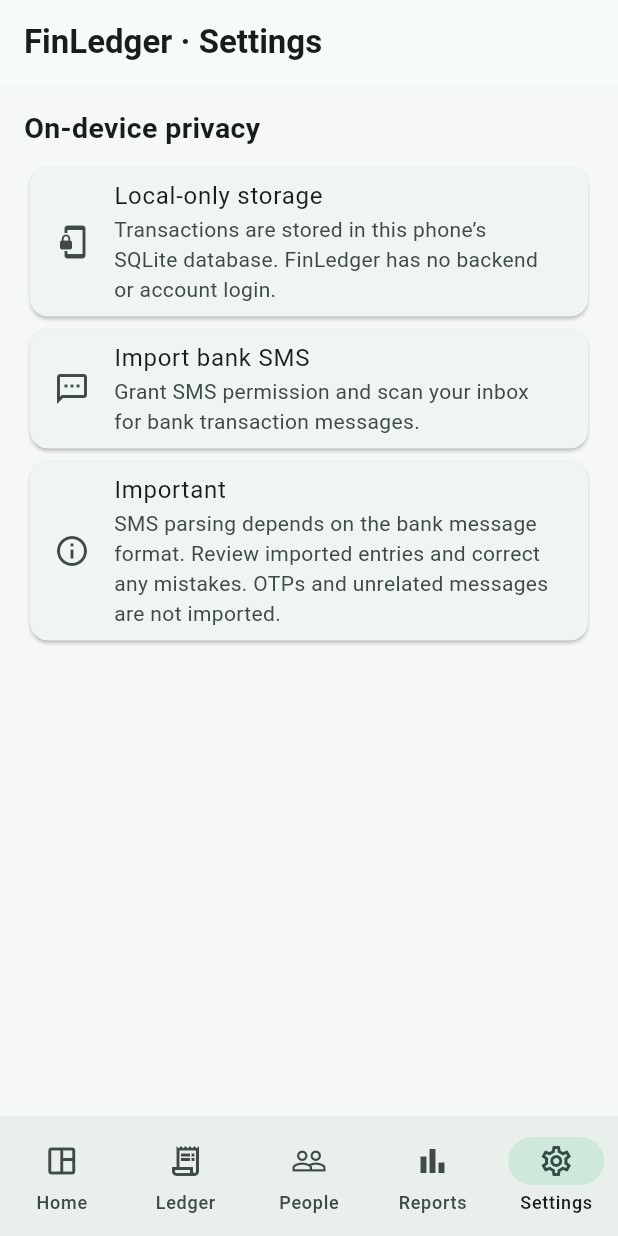
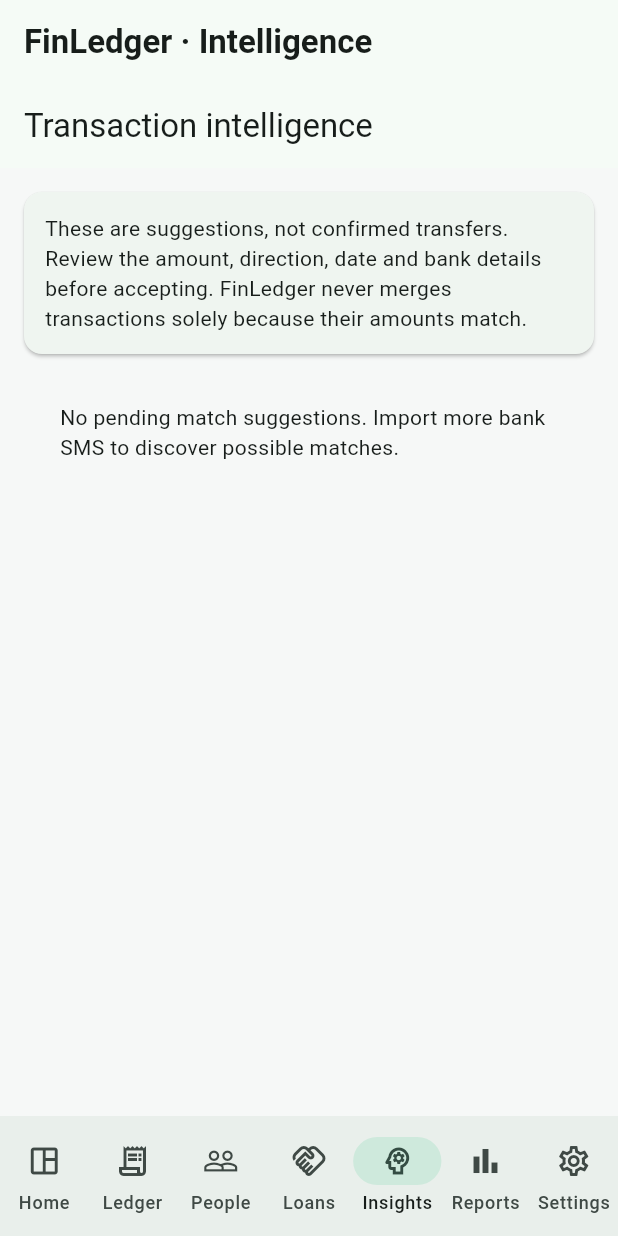
Before and after one commit to samhithavootkoor/FinLedger, a Flutter app: the screen it shows after launch, item 5 of the bottom bar chosen, on a phone screen of 412 x 824 dp. Run offline on Flutter 3.47's test engine with Material 3 defaults, Android fonts, the phone set to English and light mode, and no system bars; our stand-ins replace permission_handler, sqflite; accounts and stored records are empty.

Commit message:
Phase 5&6 Implementation

```diff
--- /dev/null
+++ b/lib/intelligence_screen.dart
@@ -0,0 +1,93 @@
+import 'package:flutter/material.dart';
+import 'package:intl/intl.dart';
+import 'database.dart';
+
+class IntelligenceScreen extends StatefulWidget {
+  const IntelligenceScreen({super.key});
+  @override
+  State<IntelligenceScreen> createState() => _IntelligenceScreenState();
+}
+
+class _IntelligenceScreenState extends State<IntelligenceScreen> {
+  final money = NumberFormat.currency(locale:'en_IN',symbol:'₹',decimalDigits:2);
+  List<Map<String,Object?>> candidates=[];
+  bool loading=true;
+
+  @override
+  void initState(){super.initState();_load();}
+
+  Future<void> _load() async {
+    final db=await FinDatabase.instance.database;
+    final rows=await db.rawQuery('''
+      SELECT c.*, a.amount_minor, a.direction AS direction_a,
+        a.transaction_date AS date_a, a.payment_method AS method_a,
+        a.description AS description_a, a.reference_number AS reference_a,
+        b.direction AS direction_b, b.transaction_date AS date_b,
+        b.payment_method AS method_b, b.description AS description_b,
+        b.reference_number AS reference_b
+      FROM transaction_match_candidates c
+      JOIN financial_transactions a ON a.id=c.transaction_id
+      JOIN financial_transactions b ON b.id=c.candidate_transaction_id
+      WHERE c.status='NEEDS_REVIEW'
+      ORDER BY c.created_at DESC LIMIT 100
+    ''');
+    if(mounted) setState(() { candidates=rows; loading=false; });
+  }
+
+  Future<void> _review(Map<String,Object?> row,bool confirm) async {
+    final db=await FinDatabase.instance.database;
+    final now=DateTime.now().millisecondsSinceEpoch;
+    await db.update('transaction_match_candidates',{
+      'status':confirm?'CONFIRMED':'REJECTED','reviewed_at':now,
+    },where:'id=?',whereArgs:[row['id']]);
+    if(confirm){
+      await db.update('financial_transactions',{
+        'direction':'TRANSFER','updated_at':now,
+      },where:'id IN (?,?)',whereArgs:[row['transaction_id'],row['candidate_transaction_id']]);
+      final linked=await db.query('financial_transactions',columns:['legacy_transaction_id'],
+        where:'id IN (?,?)',whereArgs:[row['transaction_id'],row['candidate_transaction_id']]);
+      for(final item in linked){
+        final legacyId=item['legacy_transaction_id'];
+        if(legacyId!=null){
+          await db.update('transactions',{'type':'TRANSFER','category':'Transfer'},
+            where:'id=?',whereArgs:[legacyId]);
+        }
+      }
+    }
+    await _load();
+  }
+
+  String _date(Object? value){
+    if(value==null)return 'Date unavailable';
+    return DateFormat('dd MMM, hh:mm a').format(DateTime.fromMillisecondsSinceEpoch((value as num).toInt()));
+  }
+
+  @override
+  Widget build(BuildContext context)=>Scaffold(
+    appBar:AppBar(title:const Text('Transaction intelligence')),
+    body:loading?const Center(child:CircularProgressIndicator()):RefreshIndicator(
+      onRefresh:_load,
+      child:ListView(padding:const EdgeInsets.all(12),children:[
+        const Card(child:Padding(padding:EdgeInsets.all(14),child:Text(
+          'These are suggestions, not confirmed transfers. Review the amount, direction, date and bank details before accepting. FinLedger never merges transactions solely because their amounts match.',
+        ))),
+        if(candidates.isEmpty)const Padding(padding:EdgeInsets.all(28),child:Text('No pending match suggestions. Import more bank SMS to discover possible matches.')),
+        ...candidates.map((r)=>Card(child:Padding(padding:const EdgeInsets.all(14),child:Column(crossAxisAlignment:CrossAxisAlignment.start,children:[
+          Row(children:[Expanded(child:Text((r['match_type']??'Possible match').toString(),style:const TextStyle(fontWeight:FontWeight.bold))),Chip(label:Text((r['confidence']??'LOW').toString()))]),
+          Text(money.format(((r['amount_minor'] as num?)?.toInt()??0)/100),style:const TextStyle(fontSize:20,fontWeight:FontWeight.bold)),
+          const SizedBox(height:6),
+          Text('${r['direction_a']} · ${r['method_a']} · ${_date(r['date_a'])}'),
+          Text('${r['direction_b']} · ${r['method_b']} · ${_date(r['date_b'])}'),
+          if((r['description_a']??'').toString().isNotEmpty)Text('First: ${r['description_a']}'),
+          if((r['description_b']??'').toString().isNotEmpty)Text('Second: ${r['description_b']}'),
+          const SizedBox(height:5),
+          Text((r['reason']??'').toString(),style:const TextStyle(color:Colors.black54,fontSize:12)),
+          Row(mainAxisAlignment:MainAxisAlignment.end,children:[
+            TextButton(onPressed:()=>_review(r,false),child:const Text('Not a match')),
+            FilledButton(onPressed:()=>_review(r,true),child:const Text('Confirm transfer')),
+          ]),
+        ])))),
+      ]),
+    ),
+  );
+}
--- a/lib/main.dart
+++ b/lib/main.dart
@@ -6,6 +6,10 @@ import 'package:permission_handler/permission_handler.dart';
 import 'database.dart';
 import 'sms_importer.dart';
 import 'people_accounts_screen.dart';
+import 'loans_screen.dart';
+import 'intelligence_screen.dart';
+import 'reports_screen.dart';
+import 'transaction_detail_screen.dart';
 
 void main() async {
   WidgetsFlutterBinding.ensureInitialized();
@@ -51,11 +55,19 @@ class _HomeScreenState extends State<HomeScreen> with WidgetsBindingObserver {
   void _message(String value) { if (mounted) ScaffoldMessenger.of(context).showSnackBar(SnackBar(content: Text(value))); }
   Future<void> _add() async { final changed = await Navigator.push<bool>(context, MaterialPageRoute(builder: (_) => const AddTransactionScreen())); if (changed == true) _load(); }
   @override Widget build(BuildContext context) {
-    final title = ['Overview', 'Ledger', 'People & Accounts', 'Reports', 'Settings'][tab];
+    final title = ['Overview', 'Ledger', 'People & Accounts', 'Loans', 'Intelligence', 'Reports', 'Settings'][tab];
     return Scaffold(appBar: AppBar(title: Text('FinLedger · $title', style: const TextStyle(fontWeight: FontWeight.w700)), actions: [if(tab < 2) IconButton(onPressed: importing ? null : _import, tooltip: 'Import bank SMS', icon: importing ? const SizedBox(width:20,height:20,child:CircularProgressIndicator(strokeWidth:2)) : const Icon(Icons.sync))]),
-      body: tab == 4 ? _settings() : tab == 3 ? _reports() : tab == 2 ? const PeopleAccountsScreen() : tab == 1 ? _ledger() : _dashboard(),
+      body: tab == 6 ? _settings() : tab == 5 ? const ReportsScreen() : tab == 4 ? const IntelligenceScreen() : tab == 3 ? const LoansScreen() : tab == 2 ? const PeopleAccountsScreen() : tab == 1 ? _ledger() : _dashboard(),
       floatingActionButton: tab < 2 ? FloatingActionButton.extended(onPressed: _add, icon: const Icon(Icons.add), label: const Text('Add transaction')) : null,
-      bottomNavigationBar: NavigationBar(selectedIndex: tab, onDestinationSelected: (v)=>setState(()=>tab=v), destinations: const [NavigationDestination(icon:Icon(Icons.space_dashboard_outlined),selectedIcon:Icon(Icons.space_dashboard),label:'Home'),NavigationDestination(icon:Icon(Icons.receipt_long_outlined),selectedIcon:Icon(Icons.receipt_long),label:'Ledger'),NavigationDestination(icon:Icon(Icons.people_outline),label:'People'),NavigationDestination(icon:Icon(Icons.bar_chart),label:'Reports'),NavigationDestination(icon:Icon(Icons.settings_outlined),label:'Settings')]),
+      bottomNavigationBar: NavigationBar(selectedIndex: tab, onDestinationSelected: (v)=>setState(()=>tab=v), destinations: const [
+        NavigationDestination(icon:Icon(Icons.space_dashboard_outlined),selectedIcon:Icon(Icons.space_dashboard),label:'Home'),
+        NavigationDestination(icon:Icon(Icons.receipt_long_outlined),selectedIcon:Icon(Icons.receipt_long),label:'Ledger'),
+        NavigationDestination(icon:Icon(Icons.people_outline),label:'People'),
+        NavigationDestination(icon:Icon(Icons.handshake_outlined),label:'Loans'),
+        NavigationDestination(icon:Icon(Icons.psychology_outlined),label:'Insights'),
+        NavigationDestination(icon:Icon(Icons.bar_chart),label:'Reports'),
+        NavigationDestination(icon:Icon(Icons.settings_outlined),label:'Settings'),
+      ]),
     );
   }
   Widget _monthPicker() => Row(children:[IconButton(onPressed:()=>setState(()=>month=DateTime(month.year,month.month-1)),icon:const Icon(Icons.chevron_left)),Expanded(child:Text(DateFormat('MMMM yyyy').format(month),textAlign:TextAlign.center,style:const TextStyle(fontWeight:FontWeight.w700,fontSize:16))),IconButton(onPressed:()=>setState(()=>month=DateTime(month.year,month.month+1)),icon:const Icon(Icons.chevron_right))]);
@@ -63,8 +75,6 @@ class _HomeScreenState extends State<HomeScreen> with WidgetsBindingObserver {
   Widget _summaryCard()=>Container(padding:const EdgeInsets.all(20),decoration:BoxDecoration(color:const Color(0xFF176B55),borderRadius:BorderRadius.circular(22)),child:Column(crossAxisAlignment:CrossAxisAlignment.start,children:[Text('NET CASH FLOW',style:TextStyle(color:Colors.white.withValues(alpha: .8),fontSize:11,letterSpacing:1.2)),const SizedBox(height:8),Text(money.format(credits-debits),style:const TextStyle(color:Colors.white,fontSize:30,fontWeight:FontWeight.bold)),const SizedBox(height:20),Row(children:[Expanded(child:_metric('Income',credits,Icons.south_west)),Expanded(child:_metric('Expenses',debits,Icons.north_east))]),if(transfers>0)...[const SizedBox(height:10),_metric('Card payments / transfers',transfers,Icons.swap_horiz)] ]));
   Widget _metric(String label,double amount,IconData icon)=>Row(children:[Icon(icon,color:Colors.white70,size:18),const SizedBox(width:7),Expanded(child:Column(crossAxisAlignment:CrossAxisAlignment.start,children:[Text(label,style:const TextStyle(color:Colors.white70,fontSize:12)),Text(money.format(amount),style:const TextStyle(color:Colors.white,fontWeight:FontWeight.w600))]))]);
   Widget _ledger()=>ListView(padding:const EdgeInsets.fromLTRB(16,8,16,100),children:[_monthPicker(),if(rows.isEmpty)_empty() else ...rows.map(_transactionTile)]);
-  Widget _reports()=>ListView(padding:const EdgeInsets.all(16),children:[_monthPicker(),_summaryCard(),const SizedBox(height:18),const Text('Spending by category',style:TextStyle(fontWeight:FontWeight.bold,fontSize:18)),const SizedBox(height:10),..._categoryTotals().entries.map((e)=>Card(child:ListTile(title:Text(e.key),trailing:Text(money.format(e.value),style:const TextStyle(fontWeight:FontWeight.w700))))) ]);
-  Map<String,double> _categoryTotals(){final m=<String,double>{};for(final r in rows.where((e)=>e['type']=='DEBIT')){final k=(r['category']??'Other').toString();m[k]=(m[k]??0)+(r['amount'] as num).toDouble();}return m;}
   Widget _settings()=>ListView(padding:const EdgeInsets.all(16),children:[const Text('On-device privacy',style:TextStyle(fontSize:19,fontWeight:FontWeight.bold)),const SizedBox(height:8),const Card(child:ListTile(leading:Icon(Icons.phonelink_lock),title:Text('Local-only storage'),subtitle:Text('Transactions are stored in this phone’s SQLite database. FinLedger has no backend or account login.'))),Card(child:ListTile(leading:const Icon(Icons.sms_outlined),title:const Text('Import bank SMS'),subtitle:const Text('Grant SMS permission and scan your inbox for bank transaction messages.'),onTap:_import)),const Card(child:ListTile(leading:Icon(Icons.info_outline),title:Text('Important'),subtitle:Text('SMS parsing depends on the bank message format. Review imported entries and correct any mistakes. OTPs and unrelated messages are not imported.')))]);
   Widget _empty()=>const Padding(padding:EdgeInsets.symmetric(vertical:50),child:Column(children:[Icon(Icons.receipt_long_outlined,size:48,color:Colors.grey),SizedBox(height:12),Text('No transactions for this month',style:TextStyle(color:Colors.grey)),Text('Import bank SMS or add a transaction manually.',style:TextStyle(color:Colors.grey,fontSize:12))]));
   Widget _transactionTile(Map<String,Object?> r) {
@@ -80,6 +90,7 @@ class _HomeScreenState extends State<HomeScreen> with WidgetsBindingObserver {
     return Card(
       margin: const EdgeInsets.only(bottom: 8),
       child: ListTile(
+        onTap: () => Navigator.push(context, MaterialPageRoute(builder: (_) => TransactionDetailScreen(transaction: r))),
         leading: CircleAvatar(
           backgroundColor: color.withValues(alpha: .12),
           child: Icon(isCredit ? Icons.south_west : isTransfer ? Icons.swap_horiz : Icons.north_east, color: color),
@@ -99,6 +110,30 @@ class _HomeScreenState extends State<HomeScreen> with WidgetsBindingObserver {
 class AddTransactionScreen extends StatefulWidget { const AddTransactionScreen({super.key}); @override State<AddTransactionScreen> createState()=>_AddTransactionScreenState(); }
 class _AddTransactionScreenState extends State<AddTransactionScreen>{final form=GlobalKey<FormState>();final amount=TextEditingController();final merchant=TextEditingController();final desc=TextEditingController();String type='DEBIT',category='Other';DateTime date=DateTime.now();final categories=['Food','Groceries','Shopping','Travel','Fuel','Bills','Rent','Salary','Transfer','Investment','Other'];
  @override void dispose(){amount.dispose();merchant.dispose();desc.dispose();super.dispose();}
- Future<void> save()async{if(!form.currentState!.validate())return;await FinDatabase.instance.insert({'amount':double.parse(amount.text),'type':type,'category':category,'merchant':merchant.text.trim(),'description':desc.text.trim(),'date':date.millisecondsSinceEpoch,'mode':'MANUAL','account':'','fingerprint':'manual-${DateTime.now().microsecondsSinceEpoch}','source':'MANUAL'});if(mounted)Navigator.pop(context,true);}
+ Future<void> save() async {
+   if (!form.currentState!.validate()) return;
+   final db = await FinDatabase.instance.database;
+   final value = double.parse(amount.text);
+   final now = DateTime.now().millisecondsSinceEpoch;
+   final fingerprint = 'manual-${DateTime.now().microsecondsSinceEpoch}';
+   await db.transaction((txn) async {
+     final legacyId = await txn.insert('transactions', {
+       'amount': value, 'type': type, 'category': category,
+       'merchant': merchant.text.trim(), 'description': desc.text.trim(),
+       'date': date.millisecondsSinceEpoch, 'mode': 'MANUAL', 'account': '',
+       'fingerprint': fingerprint, 'source': 'MANUAL',
+     });
+     await txn.insert('financial_transactions', {
+       'amount_minor': (value * 100).round(), 'currency': 'INR',
+       'direction': type == 'CREDIT' ? 'INCOMING' : 'OUTGOING',
+       'payment_method': 'MANUAL', 'transaction_date': date.millisecondsSinceEpoch,
+       'description': merchant.text.trim().isEmpty ? category : merchant.text.trim(),
+       'narration': desc.text.trim(), 'category': category, 'status': 'POSTED',
+       'source': 'MANUAL', 'fingerprint': fingerprint,
+       'legacy_transaction_id': legacyId, 'created_at': now, 'updated_at': now,
+     });
+   });
+   if (mounted) Navigator.pop(context, true);
+ }
  @override Widget build(BuildContext context)=>Scaffold(appBar:AppBar(title:const Text('Add transaction')),body:Form(key:form,child:ListView(padding:const EdgeInsets.all(18),children:[SegmentedButton<String>(segments:const[ButtonSegment(value:'DEBIT',label:Text('Expense'),icon:Icon(Icons.north_east)),ButtonSegment(value:'CREDIT',label:Text('Income'),icon:Icon(Icons.south_west))],selected:{type},onSelectionChanged:(s)=>setState(()=>type=s.first)),const SizedBox(height:18),TextFormField(controller:amount,keyboardType:const TextInputType.numberWithOptions(decimal:true),decoration:const InputDecoration(labelText:'Amount (₹)',border:OutlineInputBorder()),validator:(v)=>double.tryParse(v??'')==null||double.parse(v!)<=0?'Enter a valid amount':null),const SizedBox(height:14),TextFormField(controller:merchant,decoration:const InputDecoration(labelText:'Merchant / source',border:OutlineInputBorder())),const SizedBox(height:14),DropdownButtonFormField<String>(initialValue:category,decoration:const InputDecoration(labelText:'Category',border:OutlineInputBorder()),items:categories.map((c)=>DropdownMenuItem(value:c,child:Text(c))).toList(),onChanged:(v)=>setState(()=>category=v??'Other')),const SizedBox(height:14),TextFormField(controller:desc,decoration:const InputDecoration(labelText:'Notes (optional)',border:OutlineInputBorder())),const SizedBox(height:24),FilledButton(onPressed:save,child:const Padding(padding:EdgeInsets.all(12),child:Text('Save transaction')))])));
 }
```
Also changed, not shown: lib/database.dart (+23 -1 lines), lib/loans_screen.dart (added, +156 -0 lines), lib/reports_screen.dart (added, +172 -0 lines), lib/sms_importer.dart (+16 -2 lines), lib/transaction_detail_screen.dart (added, +45 -0 lines), 1 other file.
